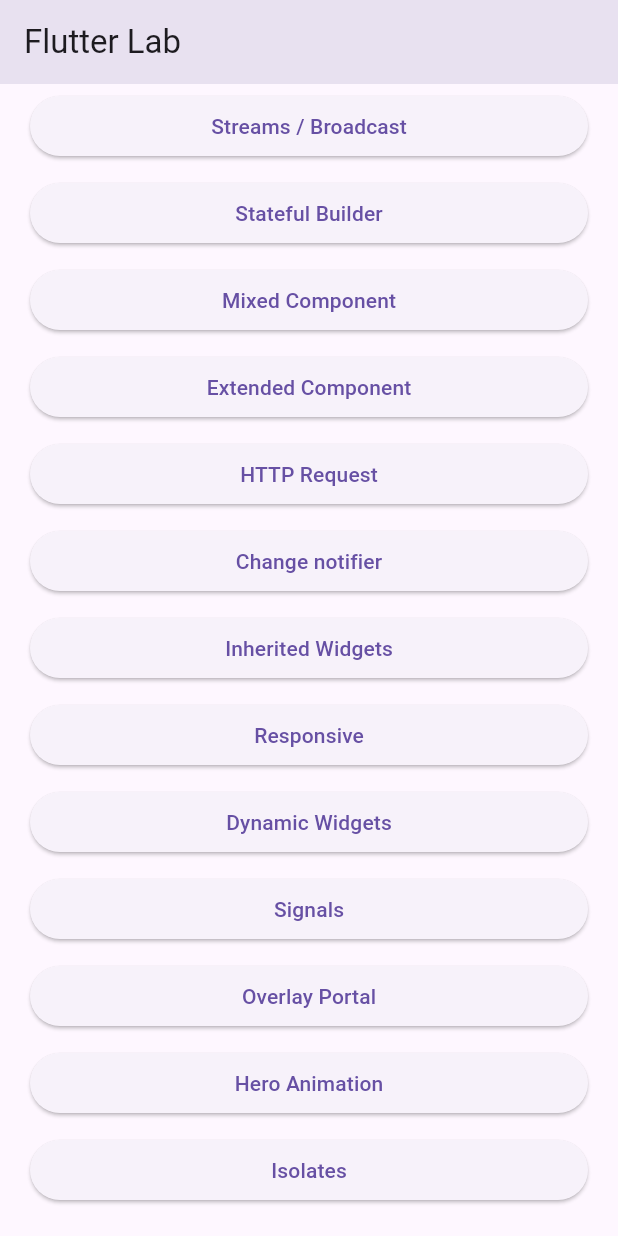
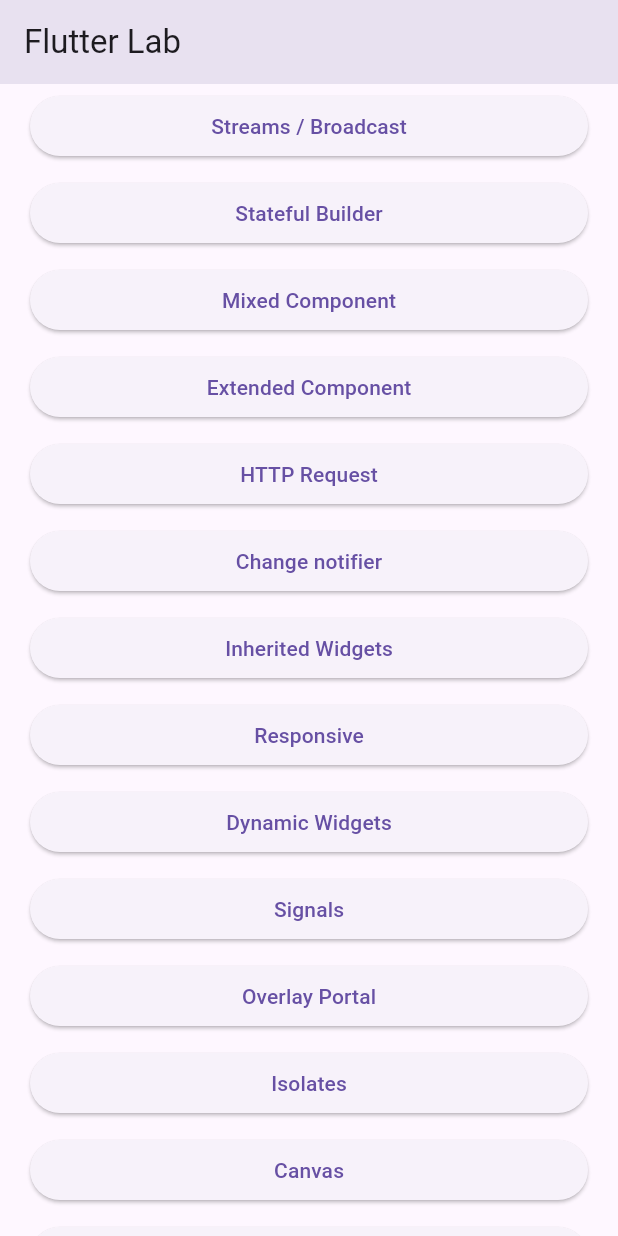
Before and after one commit to carllosnc/flutter_lab, a Flutter app: the screen it shows after launch, scrolled down 74 dp, on a phone screen of 412 x 824 dp. Run offline on Flutter 3.47's test engine with Material 3 defaults, Android fonts, the light colour scheme and no system bars; our stand-ins replace flutter_gemini, go_router, signals.

Commit message:
Adding new examples

```diff
--- a/lib/home.page.dart
+++ b/lib/home.page.dart
@@ -146,17 +146,6 @@
             const SizedBox(height: 10),
             ElevatedButton(
               onPressed: () {
-                context.go('/animations');
-              },
-              child: const SizedBox(
-                height: 40,
-                width: double.infinity,
-                child: Center(child: Text('Hero Animation')),
-              ),
-            ),
-            const SizedBox(height: 10),
-            ElevatedButton(
-              onPressed: () {
                 context.go('/isolates');
               },
               child: const SizedBox(
@@ -165,6 +154,50 @@
                 child: Center(child: Text('Isolates')),
               ),
             ),
+            const SizedBox(height: 10),
+            ElevatedButton(
+              onPressed: () {
+                context.go('/canvas');
+              },
+              child: const SizedBox(
+                height: 40,
+                width: double.infinity,
+                child: Center(child: Text('Canvas')),
+              ),
+            ),
+            const SizedBox(height: 10),
+            ElevatedButton(
+              onPressed: () {
+                context.go('/layouts');
+              },
+              child: const SizedBox(
+                height: 40,
+                width: double.infinity,
+                child: Center(child: Text('Layouts')),
+              ),
+            ),
+            const SizedBox(height: 10),
+            ElevatedButton(
+              onPressed: () {
+                context.go('/gemini');
+              },
+              child: const SizedBox(
+                height: 40,
+                width: double.infinity,
+                child: Center(child: Text('Gemini')),
+              ),
+            ),
+            const SizedBox(height: 10),
+            ElevatedButton(
+              onPressed: () {
+                context.go('/animations');
+              },
+              child: const SizedBox(
+                height: 40,
+                width: double.infinity,
+                child: Center(child: Text('Animations')),
+              ),
+            ),
           ],
         ),
       ),
--- a/lib/main.dart
+++ b/lib/main.dart
@@ -1,9 +1,12 @@
 import 'package:flutter/material.dart';
+import 'package:flutter_gemini/flutter_gemini.dart';
 import 'package:flutter_reactive/app.dart';
 import 'package:flutter_reactive/modules/signals/signals.dart';
 import 'package:signals/signals.dart';
 
 void main(List<String> args) {
+  Gemini.init(apiKey: "AIzaSyA30UnpBZJHsXyirR4Ivoz2IEvnmhtOn_I");
+
   effect(() {
     debugPrint('counter: ${counter.value}');
     debugPrint('fontSize: ${fontSize.value}');
--- a/lib/routing/router.dart
+++ b/lib/routing/router.dart
@@ -11,6 +11,10 @@
 import '/modules/signals/signals_page.dart';
 import '/modules/overlay_portal/overlay_portal_page.dart';
 import '/modules/isolates/isolates_page.dart';
+import '/modules/canvas/canvas_page.dart';
+import '/modules/layouts/layouts_page.dart';
+import '/modules/gemini/gemini_page.dart';
+import '/modules/animations/animations_page.dart';
 
 import '/home.page.dart';
 import 'package:go_router/go_router.dart';
@@ -85,6 +89,26 @@
         name: 'isolates',
         builder: (context, state) => const IsolatesPage(),
       ),
+      GoRoute(
+        path: 'canvas',
+        name: 'canvas',
+        builder: (context, state) => const CanvasPage(),
+      ),
+      GoRoute(
+        path: 'layouts',
+        name: 'layouts',
+        builder: (context, state) => const LayoutsPage(),
+      ),
+      GoRoute(
+        path: 'gemini',
+        name: 'gemini',
+        builder: (context, state) => const GeminiPage(),
+      ),
+      GoRoute(
+        path: 'animations',
+        name: 'animations',
+        builder: (context, state) => const AnimationsPage(),
+      ),
     ],
   )
 ]);
--- a/pubspec.yaml
+++ b/pubspec.yaml
@@ -39,6 +39,7 @@
   http: ^1.1.0
   json_annotation: ^4.8.1
   signals: ^1.5.9
+  flutter_gemini: ^2.0.3
 
 dev_dependencies:
   flutter_test:
```
Also changed, not shown: lib/modules/animations/animations_page.dart (added, +79 -0 lines), lib/modules/animations/reveal_effect.dart (added, +66 -0 lines), lib/modules/animations/rotate_animation.dart (added, +44 -0 lines), lib/modules/animations/spring_animation.dart (added, +53 -0 lines), lib/modules/canvas/canvas_page.dart (added, +24 -0 lines), lib/modules/canvas/custom_painter.dart (added, +60 -0 lines), lib/modules/gemini/gemini_page.dart (added, +31 -0 lines), lib/modules/layouts/layouts_page.dart (added, +22 -0 lines), pubspec.lock, 3 other files.
